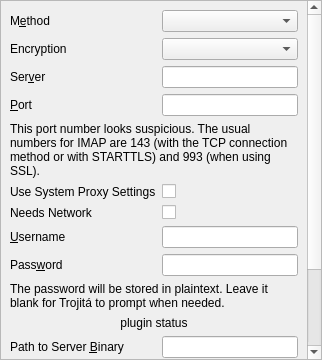
First picture: the form in src/Gui/SettingsImapPage.ui, repository jktjkt/trojita, before the edit.
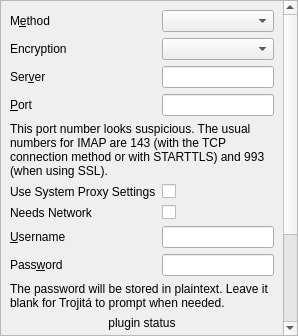
Second picture: the form after the edit. Custom widgets are drawn as their Qt base class.

Commit message:
make the setings dialog adapt to the pages size
on updateWidgets, the dialog casually grows to
prevent scrollbars, could need clamping to a
defined maximum (from when on to take the
scrollbars rather than growing too out of screen)

```diff
--- a/src/Gui/SettingsImapPage.ui
+++ b/src/Gui/SettingsImapPage.ui
@@ -2,14 +2,6 @@
 <ui version="4.0">
  <class>ImapPage</class>
  <widget class="QScrollArea" name="ImapPage">
-  <property name="geometry">
-   <rect>
-    <x>0</x>
-    <y>0</y>
-    <width>322</width>
-    <height>360</height>
-   </rect>
-  </property>
   <property name="frameShadow">
    <enum>QFrame::Plain</enum>
   </property>
@@ -21,8 +13,8 @@
     <rect>
      <x>0</x>
      <y>0</y>
-     <width>301</width>
-     <height>454</height>
+     <width>237</width>
+     <height>477</height>
     </rect>
    </property>
    <layout class="QFormLayout" name="formLayout">
```
Lines whose indentation alone changed are shown as unchanged. The commit also changes 5 other files.
